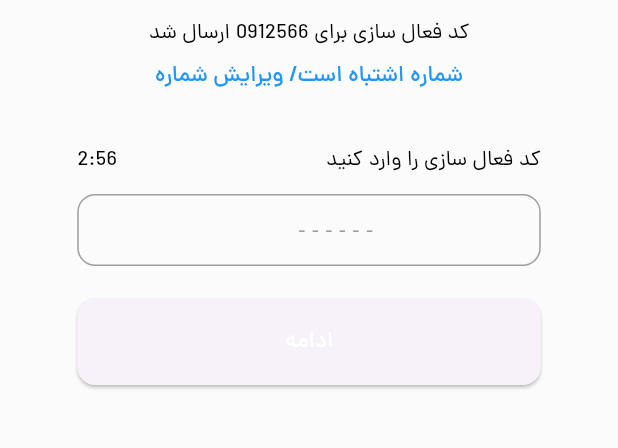
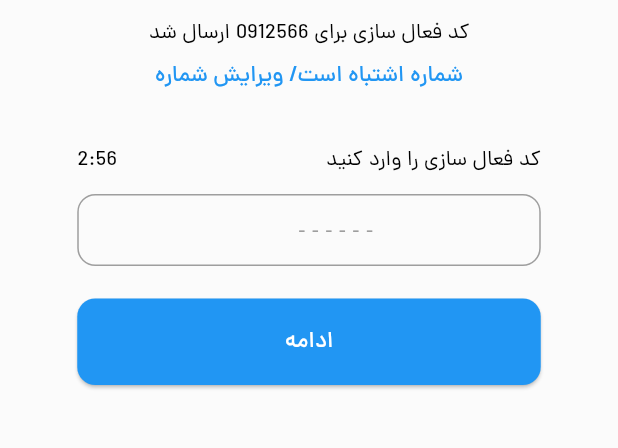
Before and after one commit to sasansafari/WatchStore-BloC, a Flutter app: the screen it shows after launch, after a tap on "ادامه", on a phone screen of 412 x 824 dp, the part 516-964 px from its top. Run offline on Flutter 3.47's test engine with Material 3 defaults, Android fonts, the phone set to English and light mode, and no system bars; our stand-ins replace bloc, carousel_slider, dio, flutter_svg; network calls fail; project files that could hold a hidden picture were left out.

Commit message:
auth cubit class

```diff
--- a/lib/component/themes.dart
+++ b/lib/component/themes.dart
@@ -1,40 +1,35 @@
-
-
 import 'package:flutter/material.dart';
 import 'package:watch_store/res/colors.dart';
 import 'package:watch_store/res/dimens.dart';
 
-ThemeData lightTheme(){
-
+ThemeData lightTheme() {
   return ThemeData(
     brightness: Brightness.light,
-    iconTheme:  const IconThemeData(color:  Colors.black),
+    iconTheme: const IconThemeData(color: Colors.black),
     primaryColor: AppColors.primaryColor,
+    elevatedButtonTheme: ElevatedButtonThemeData(
+        style: ButtonStyle(
+            backgroundColor:
+                const MaterialStatePropertyAll(AppColors.primaryColor))),
     scaffoldBackgroundColor: AppColors.scaffoldBackgroundColor,
     inputDecorationTheme: InputDecorationTheme(
       filled: true,
       fillColor: MaterialStateColor.resolveWith((states) {
-
         if (states.contains(MaterialState.focused)) {
           return AppColors.focusedTextField;
         } else {
           return AppColors.unFocusedTextField;
         }
-
-
       }),
       contentPadding: const EdgeInsets.all(AppDimens.medium),
       enabledBorder: OutlineInputBorder(
         borderRadius: BorderRadius.circular(AppDimens.medium),
         borderSide: const BorderSide(color: AppColors.borderColor),
       ),
-
       focusedBorder: OutlineInputBorder(
         borderRadius: BorderRadius.circular(AppDimens.medium),
         borderSide: const BorderSide(color: AppColors.primaryColor),
       ),
-
     ),
   );
-
 }
--- /dev/null
+++ b/lib/data/constants.dart
@@ -0,0 +1,6 @@
+class Endpoints {
+  static const baseUrl = "https://watchstore.sasansafari.com";
+  static const sendSms = "$baseUrl/public/api/v1/send_sms";
+  static const checkSmsCode = "$baseUrl/public/api/v1/check_sms_code";
+  static const register = "$baseUrl/public/api/v1/regitser";
+}
--- a/lib/route/names.dart
+++ b/lib/route/names.dart
@@ -1,10 +1,8 @@
-
-
-class ScreenNames{
+class ScreenNames {
   ScreenNames._();
   static const root = "/";
-  static const getOtpScreen = "/getOtpScreen";
-  static const sendOtpScreen = "/sendOtpScreen";
+  static const verifyCodeScreen = "/verifyCodeScreen";
+  static const sendSmsScreen = "/sendSmsScreen";
   static const registerScreen = "/registerScreen";
   static const mainScreen = "/mainScreen";
   static const productListScreen = "/productListScreen";
--- a/lib/route/routes.dart
+++ b/lib/route/routes.dart
@@ -1,19 +1,17 @@
-
-
 import 'package:flutter/cupertino.dart';
 import 'package:watch_store/route/names.dart';
-import 'package:watch_store/screens/get_otp_screen.dart';
+import 'package:watch_store/screens/auth/send_sms_screen.dart';
+import 'package:watch_store/screens/auth/verify_code_screen.dart';
 import 'package:watch_store/screens/mainscreen/main_screen.dart';
 import 'package:watch_store/screens/product_list_screen.dart';
 import 'package:watch_store/screens/product_single_screen.dart';
 import 'package:watch_store/screens/register_screen.dart';
-import 'package:watch_store/screens/send_otp_screen.dart';
 
 Map<String, Widget Function(BuildContext)> routes = {
-  ScreenNames.root : (context) => SendOtpScreen(),
-  ScreenNames.getOtpScreen : (context) => GetOtpScreen(),
-  ScreenNames.registerScreen : (context) => RegisterScreen(),
-  ScreenNames.mainScreen : (context) => MainScreen(),
-  ScreenNames.productListScreen : (context) => const ProductListScreen(),
-  ScreenNames.productSingleScreen : (context) => const ProductSingleScreen(),
+  ScreenNames.root: (context) => SendSmsScreen(),
+  ScreenNames.verifyCodeScreen: (context) => VerifyCodeScreen(),
+  ScreenNames.registerScreen: (context) => RegisterScreen(),
+  ScreenNames.mainScreen: (context) => MainScreen(),
+  ScreenNames.productListScreen: (context) => const ProductListScreen(),
+  ScreenNames.productSingleScreen: (context) => const ProductSingleScreen(),
 };
--- a/lib/screens/get_otp_screen.dart
+++ b/lib/screens/auth/send_sms_screen.dart
@@ -1,6 +1,6 @@
 import 'package:flutter/material.dart';
 import 'package:flutter/src/widgets/container.dart';
-import 'package:watch_store/component/text_style.dart';
+import 'package:flutter/src/widgets/framework.dart';
 import 'package:watch_store/gen/assets.gen.dart';
 import 'package:watch_store/res/dimens.dart';
 import 'package:watch_store/component/extention.dart';
@@ -9,37 +9,34 @@ import 'package:watch_store/route/names.dart';
 import 'package:watch_store/widgets/app_text_field.dart';
 import 'package:watch_store/widgets/main_button.dart';
 
-class GetOtpScreen extends StatelessWidget {
-    GetOtpScreen({super.key});
+class SendSmsScreen extends StatelessWidget {
+  SendSmsScreen({super.key});
   TextEditingController _controller = TextEditingController();
   @override
   Widget build(BuildContext context) {
+    Size size = MediaQuery.of(context).size;
     return Scaffold(
       body: SafeArea(
-        child: SizedBox(
-          width: double.infinity,
-          child: Column(
+          child: SizedBox(
+        width: double.infinity,
+        child: Column(
           mainAxisAlignment: MainAxisAlignment.center,
           crossAxisAlignment: CrossAxisAlignment.center,
           children: [
             Image.asset(Assets.png.mainLogo.path),
-            AppDimens.medium.height,
-            Text(AppStrings.otpCodeSendFor.replaceAll(AppStrings.replace, "0912566"),style: AppTextStyles.title,),
-            AppDimens.small.height,
-            const Text(AppStrings.wrongNumberEditNumber,style: AppTextStyles.primaryThemeTextStyle,),
-
             AppDimens.large.height,
             AppTextField(
-              lable: AppStrings.enterVerificationCode,
-              hint: AppStrings.hintVerificationCode,
+              lable: AppStrings.enterYourNumber,
+              hint: AppStrings.hintPhoneNumber,
               controller: _controller,
-              prefixLable: "2:56",
             ),
-            MainButton(text: AppStrings.next, onPressed:
-            () => Navigator.pushNamed(context, ScreenNames.registerScreen))
+            MainButton(
+                text: AppStrings.next,
+                onPressed: () =>
+                    Navigator.pushNamed(context, ScreenNames.verifyCodeScreen))
           ],
-              ),
-        )),
+        ),
+      )),
     );
   }
 }
--- a/lib/screens/send_otp_screen.dart
+++ b/lib/screens/auth/verify_code_screen.dart
@@ -1,6 +1,6 @@
 import 'package:flutter/material.dart';
 import 'package:flutter/src/widgets/container.dart';
-import 'package:flutter/src/widgets/framework.dart';
+import 'package:watch_store/component/text_style.dart';
 import 'package:watch_store/gen/assets.gen.dart';
 import 'package:watch_store/res/dimens.dart';
 import 'package:watch_store/component/extention.dart';
@@ -9,12 +9,11 @@ import 'package:watch_store/route/names.dart';
 import 'package:watch_store/widgets/app_text_field.dart';
 import 'package:watch_store/widgets/main_button.dart';
 
-class SendOtpScreen extends StatelessWidget {
-  SendOtpScreen({super.key});
+class VerifyCodeScreen extends StatelessWidget {
+  VerifyCodeScreen({super.key});
   TextEditingController _controller = TextEditingController();
   @override
   Widget build(BuildContext context) {
-    Size size = MediaQuery.of(context).size;
     return Scaffold(
       body: SafeArea(
           child: SizedBox(
@@ -24,16 +23,28 @@ class SendOtpScreen extends StatelessWidget {
           crossAxisAlignment: CrossAxisAlignment.center,
           children: [
             Image.asset(Assets.png.mainLogo.path),
+            AppDimens.medium.height,
+            Text(
+              AppStrings.otpCodeSendFor
+                  .replaceAll(AppStrings.replace, "0912566"),
+              style: AppTextStyles.title,
+            ),
+            AppDimens.small.height,
+            const Text(
+              AppStrings.wrongNumberEditNumber,
+              style: AppTextStyles.primaryThemeTextStyle,
+            ),
             AppDimens.large.height,
             AppTextField(
-              lable: AppStrings.enterYourNumber,
-              hint: AppStrings.hintPhoneNumber,
+              lable: AppStrings.enterVerificationCode,
+              hint: AppStrings.hintVerificationCode,
               controller: _controller,
+              prefixLable: "2:56",
             ),
             MainButton(
                 text: AppStrings.next,
                 onPressed: () =>
-                    Navigator.pushNamed(context, ScreenNames.getOtpScreen))
+                    Navigator.pushNamed(context, ScreenNames.registerScreen))
           ],
         ),
       )),
```
Also changed, not shown: lib/screens/auth/cubit/auth_cubit.dart (added, +48 -0 lines), lib/screens/auth/cubit/auth_state.dart (added, +18 -0 lines), 1 other file.
